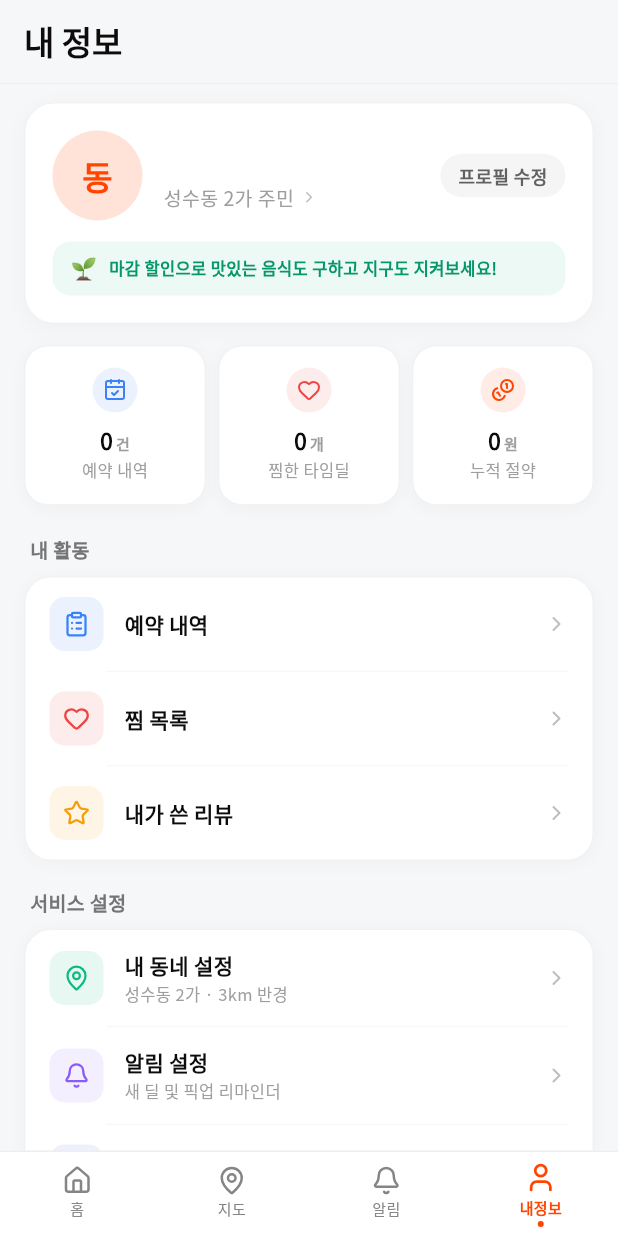
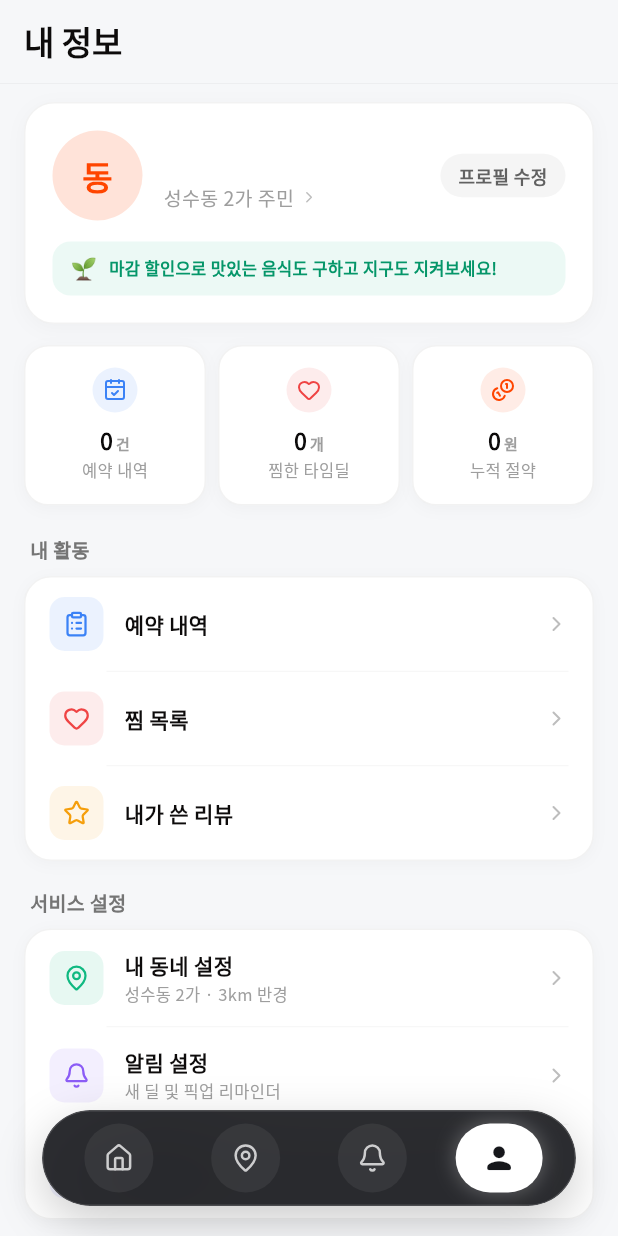
Before and after one commit to daoulee/Time_Deal, a Flutter app: the MainScaffold screen opened directly, item 4 of the bottom bar chosen, on a phone screen of 412 x 824 dp. Run offline on Flutter 3.47's test engine with Material 3 defaults, Android fonts, the light colour scheme and no system bars; our stand-ins replace cached_network_image, flutter_svg, geocoding, geolocator, google_fonts, google_maps_flutter and 5 more; missing offline and left inert: flutter_web_auth_2; accounts and stored records are empty; network calls fail.

Commit message:
feat: Apple Liquid Glass + Toss Micro-Interactions 플로팅 캡슐 내비게이션 바 전면 구현

```diff
--- a/app/lib/screens/home/home_screen.dart
+++ b/app/lib/screens/home/home_screen.dart
@@ -139,6 +139,7 @@ class _HomeScreenState extends State<HomeScreen> {
                     subtitle: '다른 카테고리를 확인해보세요',
                   )
                 : ListView.builder(
+                    padding: const EdgeInsets.only(bottom: 96),
                     itemCount: filtered.length,
                     itemBuilder: (_, i) => DealCard(deal: filtered[i]),
                   ),
--- a/app/lib/screens/map/map_screen.dart
+++ b/app/lib/screens/map/map_screen.dart
@@ -407,7 +407,7 @@ class _MapScreenState extends State<MapScreen> {
           AnimatedPositioned(
             duration: const Duration(milliseconds: 300),
             curve: Curves.easeOutCubic,
-            bottom: _selectedDeal != null ? 168 : -220,
+            bottom: _selectedDeal != null ? 245 : -240,
             left: 16,
             right: 16,
             child: IgnorePointer(
@@ -422,7 +422,7 @@ class _MapScreenState extends State<MapScreen> {
 
           // 내 위치 버튼
           Positioned(
-            bottom: 160,
+            bottom: 238,
             right: 16,
             child: FloatingActionButton.small(
               heroTag: 'locate',
@@ -443,10 +443,11 @@ class _MapScreenState extends State<MapScreen> {
           Positioned(
             bottom: 0, left: 0, right: 0,
             child: Container(
+              padding: const EdgeInsets.only(bottom: 74),
               decoration: BoxDecoration(
-                color: Theme.of(context).scaffoldBackgroundColor,
+                color: Theme.of(context).scaffoldBackgroundColor.withValues(alpha: 0.94),
                 borderRadius:
-                    const BorderRadius.vertical(top: Radius.circular(20)),
+                    const BorderRadius.vertical(top: Radius.circular(24)),
                 boxShadow: [
                   BoxShadow(
                       color: Colors.black.withValues(alpha: 0.08),
--- a/app/lib/screens/merchant/deal_create_screen.dart
+++ b/app/lib/screens/merchant/deal_create_screen.dart
@@ -207,6 +207,14 @@ class _DealCreateScreenState extends State<DealCreateScreen> {
 
     setState(() => _isSubmitting = true);
 
+    // 가게 실제 위치를 딜에 저장 (웹 등 다른 클라이언트도 같은 좌표/동네로 필터링 가능하도록)
+    final locationProvider = context.read<LocationProvider>();
+    if (locationProvider.position == null) {
+      await locationProvider.requestLocation();
+    }
+    if (!mounted) return;
+    final storePos = locationProvider.position;
+
     // deals.id는 Postgres uuid 컬럼이라 형식이 맞아야 insert가 실패하지 않음
     final dealId = generateUuidV4();
     final imageUrl = await _uploadImage(dealId);
@@ -226,7 +234,11 @@ class _DealCreateScreenState extends State<DealCreateScreen> {
       iconName: _categoryIcons[_selectedCategory] ?? 'store',
       imageUrl: imageUrl,
       storeName: storeName.isEmpty ? '우리 동네 가게' : storeName,
+      storeLat: storePos?.latitude,
+      storeLng: storePos?.longitude,
+      neighborhood: locationProvider.neighborhood,
     );
+    // [Claude | 2026-08-21] 수정범위: _submit() — 딜 등록 시 사장님 실제 GPS(storeLat/storeLng/neighborhood)를 캡처해서 딜에 저장
 
     context.read<DealProvider>().addDeal(deal);
     AppHaptics.success();
--- a/app/lib/screens/notifications/notifications_screen.dart
+++ b/app/lib/screens/notifications/notifications_screen.dart
@@ -135,6 +135,7 @@ class _NotificationsScreenState extends State<NotificationsScreen> {
               subtitle: '예약하거나 딜이 등록되면 알려드려요',
             )
           : ListView.separated(
+              padding: const EdgeInsets.only(bottom: 96),
               itemCount: allNotifs.length,
               separatorBuilder: (_, _) => Divider(
                 height: 1,
--- a/app/lib/widgets/bottom_nav_bar.dart
+++ b/app/lib/widgets/bottom_nav_bar.dart
@@ -1,7 +1,7 @@
+import 'dart:ui' as ui;
 import 'package:flutter/material.dart';
-import 'package:flutter/services.dart';
 import 'package:lucide_icons/lucide_icons.dart';
-import '../core/theme/app_colors.dart';
+import '../core/utils/app_haptics.dart';
 import '../screens/home/home_screen.dart';
 import '../screens/map/map_screen.dart';
 import '../screens/notifications/notifications_screen.dart';
@@ -24,78 +24,110 @@ class _MainScaffoldState extends State<MainScaffold> {
     MyPageScreen(),
   ];
 
-  // UX: 각 탭의 아이콘을 active/inactive로 명확히 구분 — 색상 외 형태 차이로 가시성 강화 (가시성)
   static final _navItems = [
-    (icon: LucideIcons.home, label: '홈'),
-    (icon: LucideIcons.mapPin, label: '지도'),
-    (icon: LucideIcons.bell, label: '알림'),
-    (icon: LucideIcons.user, label: '내정보'),
+    (icon: LucideIcons.home, activeIcon: Icons.home_rounded, label: '홈'),
+    (icon: LucideIcons.mapPin, activeIcon: Icons.location_on_rounded, label: '지도'),
+    (icon: LucideIcons.bell, activeIcon: Icons.notifications_rounded, label: '알림'),
+    (icon: LucideIcons.user, activeIcon: Icons.person_rounded, label: '내정보'),
   ];
 
   @override
   Widget build(BuildContext context) {
+    final bottomPadding = MediaQuery.of(context).padding.bottom;
     final isDark = Theme.of(context).brightness == Brightness.dark;
-    final borderColor = isDark ? AppColors.darkBorder : AppColors.lightBorder;
 
+    // [Antigravity | 2026-08-21] 수정범위: MainScaffold — Apple Liquid Glass + Toss 인터랙션 플로팅 캡슐 내비게이션 바 전면 구현
     return Scaffold(
+      extendBody: true,
       body: IndexedStack(index: _currentIndex, children: _screens),
-      bottomNavigationBar: Container(
+      bottomNavigationBar: SafeArea(
+        top: false,
+        left: false,
+        right: false,
+        bottom: false,
+        child: Padding(
+          padding: EdgeInsets.fromLTRB(
+            28,
+            0,
+            28,
+            bottomPadding > 0 ? bottomPadding + 4 : 20,
+          ),
+          child: Container(
+            height: 64,
             decoration: BoxDecoration(
-          color: isDark ? AppColors.darkBackground : AppColors.lightBackground,
-          border: Border(top: BorderSide(color: borderColor)),
+              borderRadius: BorderRadius.circular(36),
+              boxShadow: [
+                BoxShadow(
+                  color: Colors.black.withValues(alpha: isDark ? 0.45 : 0.22),
+                  blurRadius: 28,
+                  offset: const Offset(0, 10),
+                  spreadRadius: -2,
                 ),
-        // UX: 커스텀 네비게이션 바 — active 탭에 인디케이터 점 추가로 현재 위치 명확화 (가시성·피드백)
-        child: SafeArea(
-          child: SizedBox(
-            height: 56,
+              ],
+            ),
+            child: ClipRRect(
+              borderRadius: BorderRadius.circular(36),
+              child: BackdropFilter(
+                filter: ui.ImageFilter.blur(sigmaX: 24, sigmaY: 24),
+                child: Container(
+                  padding: const EdgeInsets.symmetric(horizontal: 8, vertical: 8),
+                  decoration: BoxDecoration(
+                    color: const Color(0xFF16171B).withValues(alpha: 0.90),
+                    borderRadius: BorderRadius.circular(36),
+                    border: Border.all(
+                      color: Colors.white.withValues(alpha: 0.16),
+                      width: 1,
+                    ),
+                  ),
                   child: Row(
+                    mainAxisAlignment: MainAxisAlignment.spaceEvenly,
                     children: List.generate(_navItems.length, (i) {
                       final item = _navItems[i];
                       final isActive = i == _currentIndex;
+
                       return Expanded(
                         child: GestureDetector(
                           onTap: () {
-                      HapticFeedback.lightImpact();
+                            AppHaptics.selection();
                             setState(() => _currentIndex = i);
                           },
                           behavior: HitTestBehavior.opaque,
-                    child: Column(
-                      mainAxisAlignment: MainAxisAlignment.center,
-                      children: [
-                        // UX: active 탭 아이콘 크기 강조 + 색상 변화 (피드백)
-                        AnimatedContainer(
-                          duration: const Duration(milliseconds: 180),
+                          child: Center(
+                            child: AnimatedContainer(
+                              duration: const Duration(milliseconds: 260),
+                              curve: Curves.easeOutCubic,
+                              width: isActive ? 58 : 46,
+                              height: 48,
+                              decoration: BoxDecoration(
+                                color: isActive
+                                    ? Colors.white
+                                    : Colors.white.withValues(alpha: 0.06),
+                                borderRadius: BorderRadius.circular(isActive ? 24 : 23),
+                                boxShadow: isActive
+                                    ? [
+                                        BoxShadow(
+                                          color: Colors.white.withValues(alpha: 0.25),
+                                          blurRadius: 10,
+                                          spreadRadius: 1,
+                                        ),
+                                      ]
+                                    : null,
+                              ),
+                              child: Center(
+                                child: AnimatedScale(
+                                  scale: isActive ? 1.08 : 1.0,
+                                  duration: const Duration(milliseconds: 200),
+                                  curve: Curves.easeInOut,
                                   child: Icon(
-                            item.icon,
+                                    isActive ? item.activeIcon : item.icon,
                                     size: isActive ? 22 : 20,
                                     color: isActive
-                                ? AppColors.primary
-                                : AppColors.textSecondary,
+                                        ? const Color(0xFF16171B)
+                                        : Colors.white.withValues(alpha: 0.75),
                                   ),
                                 ),
-                        const SizedBox(height: 2),
-                        Text(
-                          item.label,
-                          style: TextStyle(
-                            fontSize: 10,
-                            fontWeight: isActive ? FontWeight.w700 : FontWeight.w400,
-                            color: isActive
-                                ? AppColors.primary
-                                : AppColors.textSecondary,
                               ),
                             ),
-                        const SizedBox(height: 2),
-                        // UX: active 탭 하단 인디케이터 점 — 현재 위치를 형태로 명확히 전달 (가시성)
-                        AnimatedContainer(
-                          duration: const Duration(milliseconds: 180),
-                          width: isActive ? 4 : 0,
-                          height: isActive ? 4 : 0,
-                          decoration: const BoxDecoration(
-                            color: AppColors.primary,
-                            shape: BoxShape.circle,
-                          ),
-                        ),
-                      ],
                           ),
                         ),
                       );
@@ -104,6 +136,9 @@ class _MainScaffoldState extends State<MainScaffold> {
                 ),
               ),
             ),
+          ),
+        ),
+      ),
     );
   }
 }
```
Also changed, not shown: 2 other files. Lines whose indentation alone changed are shown as unchanged.
